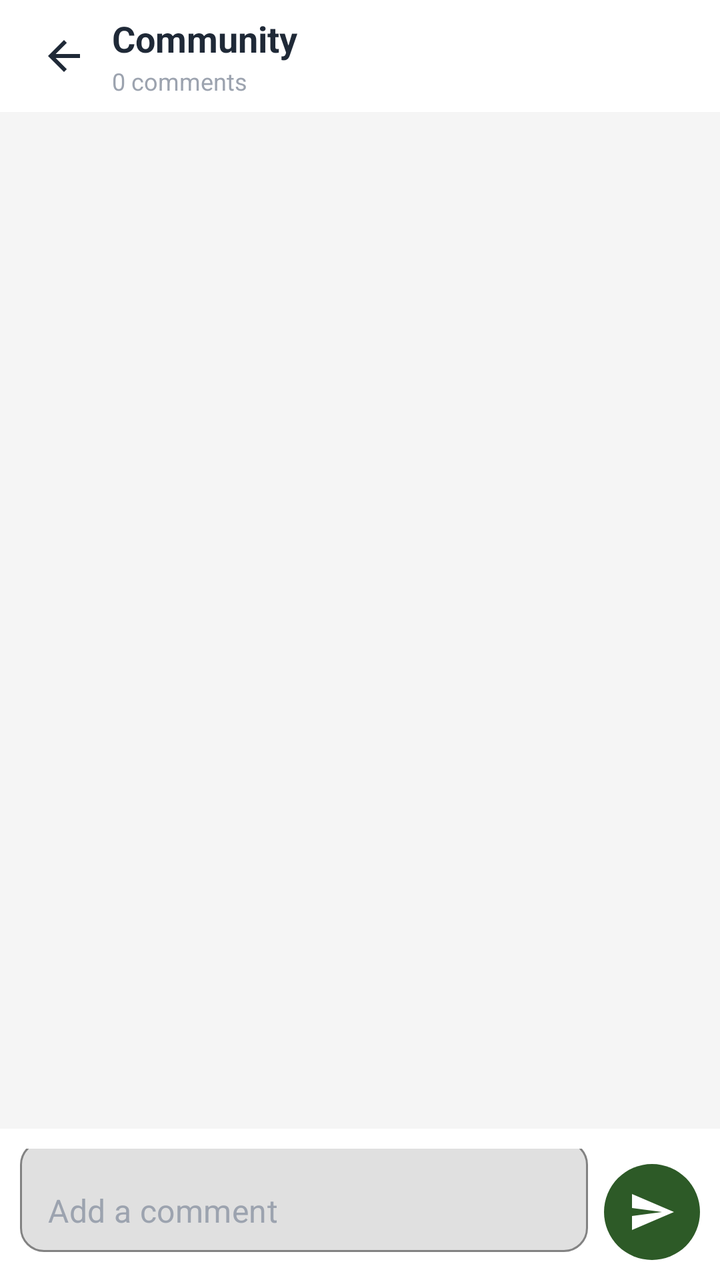
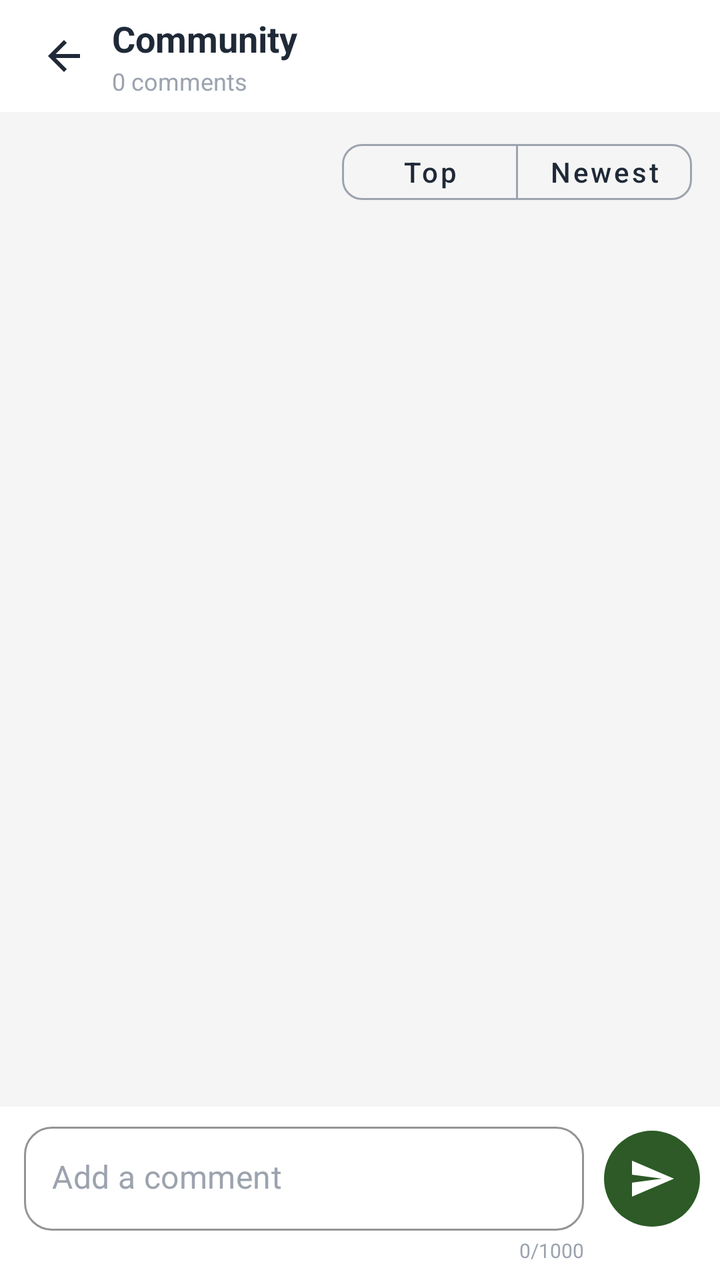

Compare the two renders of this Android layout. The source of the first and the diff that turns it into the second are given below.
<!-- AndroidManifest.xml: application theme Theme.CivicFix -->
<!-- res/layout/fragment_event_comments.xml -->
<?xml version="1.0" encoding="utf-8"?>
<LinearLayout
    xmlns:android="http://schemas.android.com/apk/res/android"
    xmlns:app="http://schemas.android.com/apk/res-auto"
    android:layout_width="match_parent"
    android:layout_height="match_parent"
    android:background="@color/background"
    android:orientation="vertical">

    <LinearLayout
        android:layout_width="match_parent"
        android:layout_height="56dp"
        android:background="@color/toolbar"
        android:gravity="center_vertical"
        android:orientation="horizontal"
        android:paddingStart="8dp"
        android:paddingEnd="16dp">

        <ImageButton
            android:id="@+id/btn_comments_back"
            android:layout_width="48dp"
            android:layout_height="48dp"
            android:background="?attr/selectableItemBackgroundBorderless"
            android:contentDescription="Back"
            android:padding="13dp"
            android:src="@drawable/ic_arrow_back"
            app:tint="@color/tertiary" />

        <LinearLayout
            android:layout_width="0dp"
            android:layout_height="wrap_content"
            android:layout_weight="1"
            android:orientation="vertical">

            <TextView
                android:id="@+id/tv_comments_title"
                android:layout_width="wrap_content"
                android:layout_height="wrap_content"
                android:text="Community"
                android:textColor="@color/tertiary"
                android:textSize="18sp"
                android:textStyle="bold" />

            <TextView
                android:id="@+id/tv_comments_count"
                android:layout_width="wrap_content"
                android:layout_height="wrap_content"
                android:layout_marginTop="1dp"
                android:text="0 comments"
                android:textColor="@color/textSecondary"
                android:textSize="12sp" />

        </LinearLayout>

    </LinearLayout>

    <ScrollView
        android:id="@+id/comments_scroll"
        android:layout_width="match_parent"
        android:layout_height="0dp"
        android:layout_weight="1"
        android:fillViewport="true">

        <LinearLayout
            android:id="@+id/layout_comments_list"
            android:layout_width="match_parent"
            android:layout_height="wrap_content"
            android:orientation="vertical"
            android:padding="14dp">

            <TextView
                android:id="@+id/tv_comments_empty"
                android:layout_width="match_parent"
                android:layout_height="160dp"
                android:gravity="center"
                android:text="No comments yet. Start the conversation below."
                android:textColor="@color/textSecondary"
                android:textSize="14sp"
                android:visibility="gone" />

        </LinearLayout>

    </ScrollView>

    <LinearLayout
        android:layout_width="match_parent"
        android:layout_height="wrap_content"
        android:background="@color/toolbar"
        android:gravity="bottom"
        android:orientation="horizontal"
        android:padding="10dp">

        <com.google.android.material.textfield.TextInputLayout
            android:layout_width="0dp"
            android:layout_height="wrap_content"
            android:layout_weight="1"
            app:boxBackgroundMode="outline"
            app:boxCornerRadiusBottomEnd="12dp"
            app:boxCornerRadiusBottomStart="12dp"
            app:boxCornerRadiusTopEnd="12dp"
            app:boxCornerRadiusTopStart="12dp"
            app:hintEnabled="false">

            <com.google.android.material.textfield.TextInputEditText
                android:id="@+id/et_new_comment"
                android:layout_width="match_parent"
                android:layout_height="wrap_content"
                android:hint="Add a comment"
                android:maxLines="4"
                android:minHeight="48dp"
                android:paddingStart="14dp"
                android:paddingEnd="14dp"
                android:textColor="@color/tertiary"
                android:textColorHint="@color/textSecondary" />

        </com.google.android.material.textfield.TextInputLayout>

        <com.google.android.material.button.MaterialButton
            android:id="@+id/btn_send_comment"
            style="@style/Widget.MaterialComponents.Button.TextButton"
            android:layout_width="48dp"
            android:layout_height="48dp"
            android:layout_marginStart="8dp"
            android:insetLeft="0dp"
            android:insetTop="0dp"
            android:insetRight="0dp"
            android:insetBottom="0dp"
            android:minWidth="0dp"
            android:minHeight="0dp"
            app:backgroundTint="@color/primary"
            app:cornerRadius="24dp"
            app:icon="@drawable/ic_send"
            app:iconGravity="textStart"
            app:iconPadding="0dp"
            app:iconTint="@android:color/white" />

    </LinearLayout>

</LinearLayout>
<!-- resources referenced by this layout -->
<resources>
  <color name="background">#F5F5F5</color>
  <color name="primary">#FF2D5A27</color>
  <color name="tertiary">#FF1F2937</color>
  <color name="textSecondary">#9CA3AF</color>
  <color name="toolbar">#FFFFFF</color>
  <!-- drawable ic_arrow_back (drawable) -->
  <vector xmlns:android="http://schemas.android.com/apk/res/android" android:autoMirrored="true" android:height="24dp" android:tint="#000000" android:viewportHeight="24" android:viewportWidth="24" android:width="24dp">
        
      <path android:fillColor="@android:color/white" android:pathData="M20,11H7.83l5.59,-5.59L12,4l-8,8 8,8 1.41,-1.41L7.83,13H20v-2z"/>
      
  </vector>
  <!-- drawable ic_send (drawable) -->
  <vector xmlns:android="http://schemas.android.com/apk/res/android" android:autoMirrored="true" android:height="24dp" android:tint="#000000" android:viewportHeight="24" android:viewportWidth="24" android:width="24dp">
        
      <path android:fillColor="@android:color/white" android:pathData="M2.01,21L23,12 2.01,3 2,10l15,2 -15,2z"/>
      
  </vector>
  <style name="Theme.CivicFix" parent="Theme.MaterialComponents.DayNight.NoActionBar" />
</resources>

<!-- the commit's change to res/layout/fragment_event_comments.xml (unified diff, before → after) -->
@@ -1,6 +1,5 @@
 <?xml version="1.0" encoding="utf-8"?>
-<LinearLayout
-    xmlns:android="http://schemas.android.com/apk/res/android"
+<LinearLayout xmlns:android="http://schemas.android.com/apk/res/android"
     xmlns:app="http://schemas.android.com/apk/res-auto"
     android:layout_width="match_parent"
     android:layout_height="match_parent"
@@ -54,6 +53,48 @@
 
     </LinearLayout>
 
+    <com.google.android.material.button.MaterialButtonToggleGroup
+        android:id="@+id/group_comment_sort"
+        android:layout_width="wrap_content"
+        android:layout_height="wrap_content"
+        android:layout_gravity="end"
+        android:layout_marginStart="14dp"
+        android:layout_marginTop="10dp"
+        android:layout_marginEnd="14dp"
+        android:layout_marginBottom="4dp"
+        app:selectionRequired="true"
+        app:singleSelection="true">
+
+        <com.google.android.material.button.MaterialButton
+            android:id="@+id/btn_sort_top"
+            style="@style/Widget.MaterialComponents.Button.OutlinedButton"
+            android:layout_width="wrap_content"
+            android:layout_height="40dp"
+            android:minHeight="0dp"
+            android:text="Top"
+            android:textAllCaps="false"
+            android:textColor="@color/tertiary"
+            app:backgroundTint="@color/comment_sort_button_tint"
+            app:cornerRadius="10dp"
+            app:rippleColor="@android:color/transparent"
+            app:strokeColor="@color/textSecondary" />
+
+        <com.google.android.material.button.MaterialButton
+            android:id="@+id/btn_sort_newest"
+            style="@style/Widget.MaterialComponents.Button.OutlinedButton"
+            android:layout_width="wrap_content"
+            android:layout_height="40dp"
+            android:minHeight="0dp"
+            android:text="Newest"
+            android:textAllCaps="false"
+            android:textColor="@color/tertiary"
+            app:backgroundTint="@color/comment_sort_button_tint"
+            app:rippleColor="@android:color/transparent"
+            app:cornerRadius="10dp"
+            app:strokeColor="@color/textSecondary" />
+
+    </com.google.android.material.button.MaterialButtonToggleGroup>
+
     <ScrollView
         android:id="@+id/comments_scroll"
         android:layout_width="match_parent"
@@ -62,7 +103,6 @@
         android:fillViewport="true">
 
         <LinearLayout
-            android:id="@+id/layout_comments_list"
             android:layout_width="match_parent"
             android:layout_height="wrap_content"
             android:orientation="vertical"
@@ -78,38 +118,83 @@
                 android:textSize="14sp"
                 android:visibility="gone" />
 
+            <LinearLayout
+                android:id="@+id/layout_comments_list"
+                android:layout_width="match_parent"
+                android:layout_height="wrap_content"
+                android:orientation="vertical" />
+
+            <ProgressBar
+                android:id="@+id/progress_comments"
+                android:layout_width="32dp"
+                android:layout_height="32dp"
+                android:layout_gravity="center_horizontal"
+                android:layout_marginTop="12dp"
+                android:layout_marginBottom="12dp"
+                android:visibility="gone" />
+
+            <com.google.android.material.button.MaterialButton
+                android:id="@+id/btn_load_more_comments"
+                style="@style/Widget.MaterialComponents.Button.OutlinedButton"
+                android:layout_width="wrap_content"
+                android:layout_height="44dp"
+                android:layout_gravity="center_horizontal"
+                android:layout_marginTop="6dp"
+                android:layout_marginBottom="8dp"
+                android:text="Load more"
+                android:textAllCaps="false"
+                android:textColor="@color/primary"
+                android:visibility="gone"
+                app:cornerRadius="12dp"
+                app:strokeColor="@color/primary" />
+
         </LinearLayout>
 
     </ScrollView>
 
-    <LinearLayout
+    <androidx.constraintlayout.widget.ConstraintLayout
         android:layout_width="match_parent"
         android:layout_height="wrap_content"
         android:background="@color/toolbar"
-        android:gravity="bottom"
-        android:orientation="horizontal"
-        android:padding="10dp">
+        android:paddingStart="12dp"
+        android:paddingTop="10dp"
+        android:paddingEnd="10dp"
+        android:paddingBottom="8dp">
 
         <com.google.android.material.textfield.TextInputLayout
+            android:id="@+id/layout_new_comment_input"
             android:layout_width="0dp"
             android:layout_height="wrap_content"
-            android:layout_weight="1"
+            android:layout_marginEnd="10dp"
+            app:boxBackgroundColor="@color/cardBackground"
             app:boxBackgroundMode="outline"
-            app:boxCornerRadiusBottomEnd="12dp"
-            app:boxCornerRadiusBottomStart="12dp"
-            app:boxCornerRadiusTopEnd="12dp"
-            app:boxCornerRadiusTopStart="12dp"
-            app:hintEnabled="false">
+            app:boxCornerRadiusBottomEnd="14dp"
+            app:boxCornerRadiusBottomStart="14dp"
+            app:boxCornerRadiusTopEnd="14dp"
+            app:boxCornerRadiusTopStart="14dp"
+            app:boxStrokeColor="@color/textSecondary"
+            app:boxStrokeWidth="1dp"
+            app:boxStrokeWidthFocused="2dp"
+            app:hintEnabled="false"
+            app:layout_constraintEnd_toStartOf="@id/btn_send_comment"
+            app:layout_constraintStart_toStartOf="parent"
+            app:layout_constraintTop_toTopOf="parent">
 
             <com.google.android.material.textfield.TextInputEditText
                 android:id="@+id/et_new_comment"
                 android:layout_width="match_parent"
                 android:layout_height="wrap_content"
+                android:gravity="top|start"
                 android:hint="Add a comment"
+                android:inputType="textCapSentences|textMultiLine"
+                android:maxLength="1000"
                 android:maxLines="4"
-                android:minHeight="48dp"
+                android:minHeight="52dp"
                 android:paddingStart="14dp"
+                android:paddingTop="14dp"
                 android:paddingEnd="14dp"
+                android:paddingBottom="14dp"
+                android:scrollHorizontally="false"
                 android:textColor="@color/tertiary"
                 android:textColorHint="@color/textSecondary" />
 
@@ -120,7 +205,6 @@
             style="@style/Widget.MaterialComponents.Button.TextButton"
             android:layout_width="48dp"
             android:layout_height="48dp"
-            android:layout_marginStart="8dp"
             android:insetLeft="0dp"
             android:insetTop="0dp"
             android:insetRight="0dp"
@@ -132,8 +216,22 @@
             app:icon="@drawable/ic_send"
             app:iconGravity="textStart"
             app:iconPadding="0dp"
-            app:iconTint="@android:color/white" />
-
-    </LinearLayout>
+            app:iconTint="@android:color/white"
+            app:layout_constraintBottom_toBottomOf="@id/layout_new_comment_input"
+            app:layout_constraintEnd_toEndOf="parent"
+            app:layout_constraintTop_toTopOf="@id/layout_new_comment_input" />
+
+        <TextView
+            android:id="@+id/tv_comment_character_count"
+            android:layout_width="wrap_content"
+            android:layout_height="wrap_content"
+            android:layout_marginTop="3dp"
+            android:text="0/1000"
+            android:textColor="@color/textSecondary"
+            android:textSize="10sp"
+            app:layout_constraintEnd_toEndOf="@id/layout_new_comment_input"
+            app:layout_constraintTop_toBottomOf="@id/layout_new_comment_input" />
+
+    </androidx.constraintlayout.widget.ConstraintLayout>
 
 </LinearLayout>
<!-- resource entries referenced after the edit -->
@@ -1,6 +1,7 @@
 <!-- resources referenced by this layout -->
 <resources>
   <color name="background">#F5F5F5</color>
+  <color name="cardBackground">#FFFFFF</color>
   <color name="primary">#FF2D5A27</color>
   <color name="tertiary">#FF1F2937</color>
   <color name="textSecondary">#9CA3AF</color>
